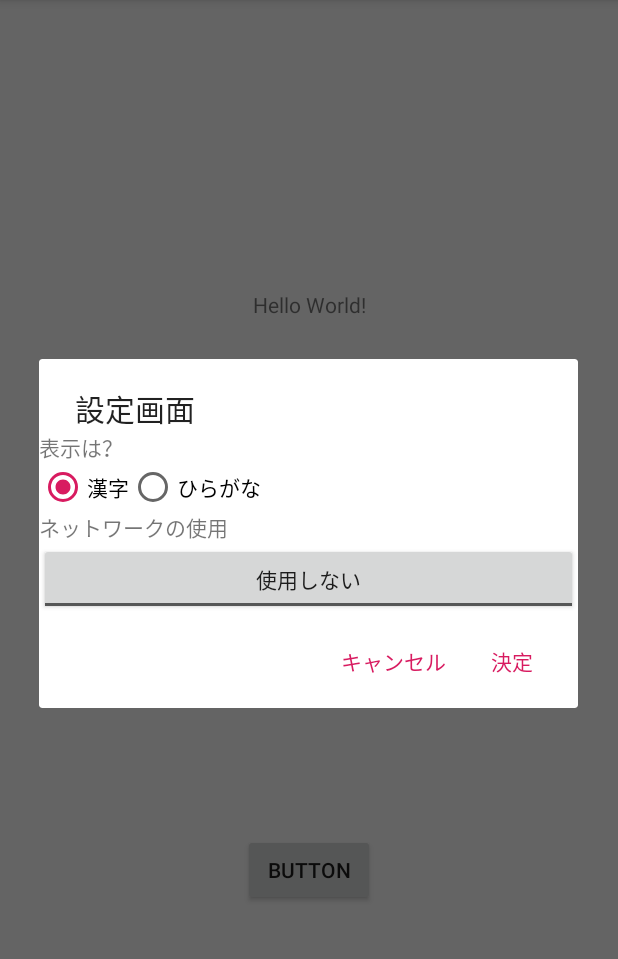
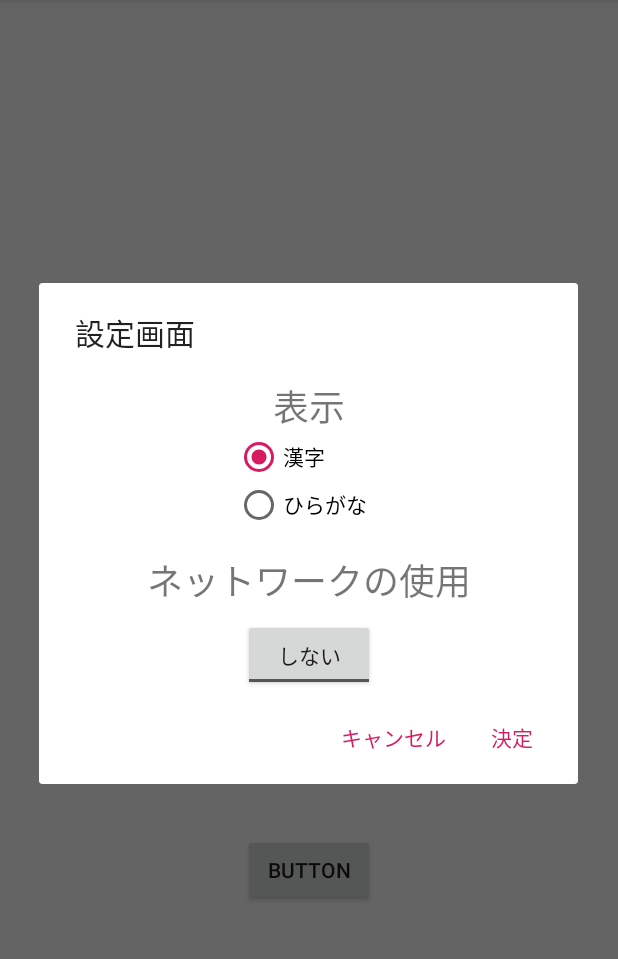
Before and after one commit to Bluewind12/Weather_Geta, an Android app: the screen it shows after launch (MainActivity), after a tap on "設定", on a phone screen of 412 x 824 dp, the part 84-1043 px from its top. Run offline under Robolectric (Android 15) with nearby library versions, the phone set to English and light mode, and no system bars.

Commit message:
レイアウトを使用した設定の作成

```diff
--- a/app/src/main/java/momonyan/weathergeta/MainActivity.kt
+++ b/app/src/main/java/momonyan/weathergeta/MainActivity.kt
@@ -1,26 +1,27 @@
 package momonyan.weathergeta
 
-import android.Manifest
 import android.content.Context
 import android.content.Intent
 import android.content.SharedPreferences
+import android.hardware.Sensor
 import android.hardware.SensorEvent
+import android.hardware.SensorEventListener
 import android.hardware.SensorManager
-import android.hardware.Sensor
+import android.net.Uri
 import android.os.Bundle
-import android.hardware.SensorEventListener
-import android.net.Uri
 import android.support.v7.app.AlertDialog
 import android.support.v7.app.AppCompatActivity
+import android.util.Log
 import android.view.Menu
 import android.view.MenuItem
-import android.widget.*
+import android.widget.Toast
 import kotlinx.android.synthetic.main.activity_main.*
-import java.util.*
+import kotlinx.android.synthetic.main.setting_layout.view.*
 import okhttp3.*
+import org.json.JSONException
 import org.json.JSONObject
 import java.io.IOException
-import org.json.JSONException
+import java.util.*
 
 class MainActivity : AppCompatActivity(), SensorEventListener {
 
@@ -222,6 +223,7 @@ class MainActivity : AppCompatActivity(), SensorEventListener {
                     } else {
                         error("変換エラー")
                     }
+                    Log.d("BBB:","aaa:"+languageFlag)
                     sensorFlag = true
                 } catch (e: JSONException) {
                     e.printStackTrace()
@@ -240,63 +242,39 @@ class MainActivity : AppCompatActivity(), SensorEventListener {
     }
 
     private fun settingDialogCreate() {
-        //大元
-        val layout = LinearLayout(this)
-        layout.orientation = LinearLayout.VERTICAL
-
-        //表示言語
-        val textView = TextView(this)
-        textView.text = "表示は？"
-        val radioGroup = RadioGroup(this)
-        radioGroup.orientation = RadioGroup.HORIZONTAL
-        //0:漢字
-        val radioButton1 = RadioButton(this)
-        radioButton1.text = "漢字"
-        radioGroup.addView(radioButton1)
-        //1:ひらがな
-        val radioButton2 = RadioButton(this)
-        radioButton2.text = "ひらがな"
-        radioGroup.addView(radioButton2)
-        when (languageFlag) {
-            0 -> radioButton1.isChecked = true
-            1 -> radioButton2.isChecked = true
-        }
-        layout.addView(textView)
-        layout.addView(radioGroup)
-
-        //ネット使用
-        val textView2 = TextView(this)
-        textView2.text = "ネットワークの使用"
-        val toggleButton = ToggleButton(this)
-
-        toggleButton.textOff = "使用しない"
-        toggleButton.textOn = "使用する"
-        toggleButton.isChecked = networkFlag
-        layout.addView(textView2)
-        layout.addView(toggleButton)
-
+        val layout = this.layoutInflater.inflate(R.layout.setting_layout, null)
         //ダイアログボックス
         val dlg = AlertDialog.Builder(this)
         dlg.setTitle("設定画面")
         dlg.setView(layout)
+
+        //表示
+        when (languageFlag) {
+            0 -> layout.radioButton.isChecked = true
+            1 -> layout.radioButton2.isChecked = true
+        }
+        //ネット使用
+        layout.settingToggleButton.isChecked = networkFlag
+
         dlg.setPositiveButton("決定") { dialog, which ->
             //Yesボタンが押された時の処理
             editor = sharedPreferences.edit()
             when {
-                radioButton1.isChecked -> {
+                layout.radioButton.isChecked -> {
                     languageFlag = 0
+                    Toast.makeText(this@MainActivity, "12", Toast.LENGTH_SHORT).show()
+
                 }
-                radioButton2.isChecked -> {
+                layout.radioButton2.isChecked -> {
                     languageFlag = 1
+                    Toast.makeText(this@MainActivity, "1234", Toast.LENGTH_SHORT).show()
+
                 }
             }
             editor.putInt("language", languageFlag)
-            networkFlag = toggleButton.isChecked
+            networkFlag = layout.settingToggleButton.isChecked
             editor.putBoolean("network", networkFlag)
-            editor.commit()
-
-            Toast.makeText(this@MainActivity, "Yesが押されました", Toast.LENGTH_LONG).show()
-
+            editor.apply()
         }
         dlg.setNegativeButton("キャンセル") { dialog, which ->
             //Noボタンが押された時の処理
--- a/app/src/main/res/layout/setting_layout.xml
+++ b/app/src/main/res/layout/setting_layout.xml
@@ -24,13 +24,13 @@
             app:layout_constraintEnd_toEndOf="parent"
             app:layout_constraintTop_toBottomOf="@+id/settingTextView1" android:id="@+id/settingRadioGroup">
         <RadioButton
-                android:text="@string/setting_view_1"
+                android:text="@string/setting_view_2"
                 android:layout_width="wrap_content"
                 android:layout_height="wrap_content"
                 android:id="@+id/radioButton"
                 android:layout_weight="1"/>
         <RadioButton
-                android:text="@string/setting_view_2"
+                android:text="@string/setting_view_1"
                 android:layout_width="wrap_content"
                 android:layout_height="wrap_content"
                 android:id="@+id/radioButton2"
```
